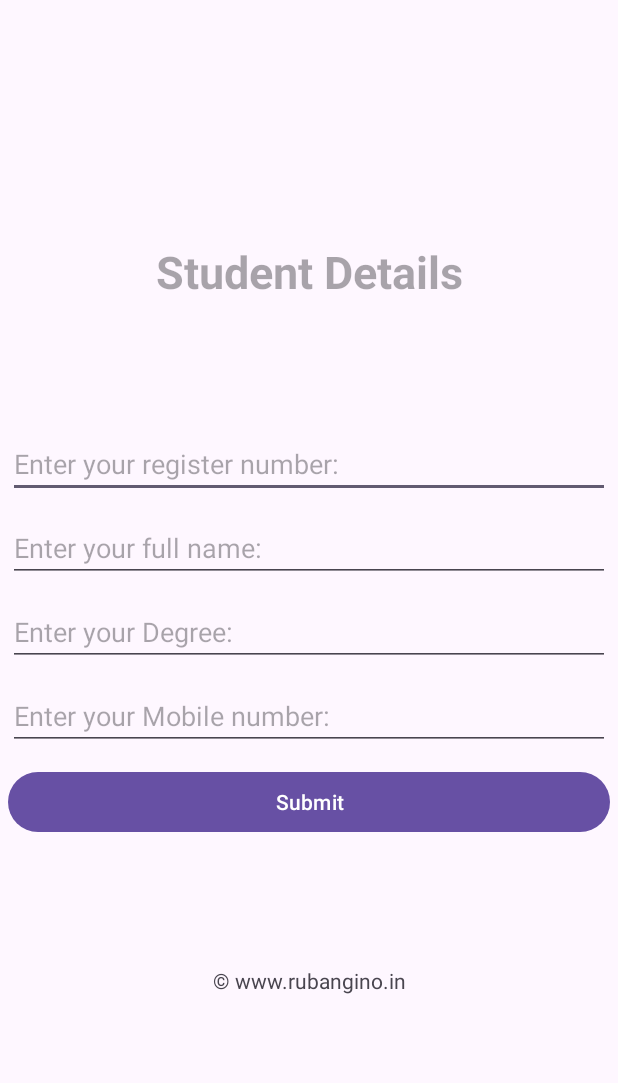
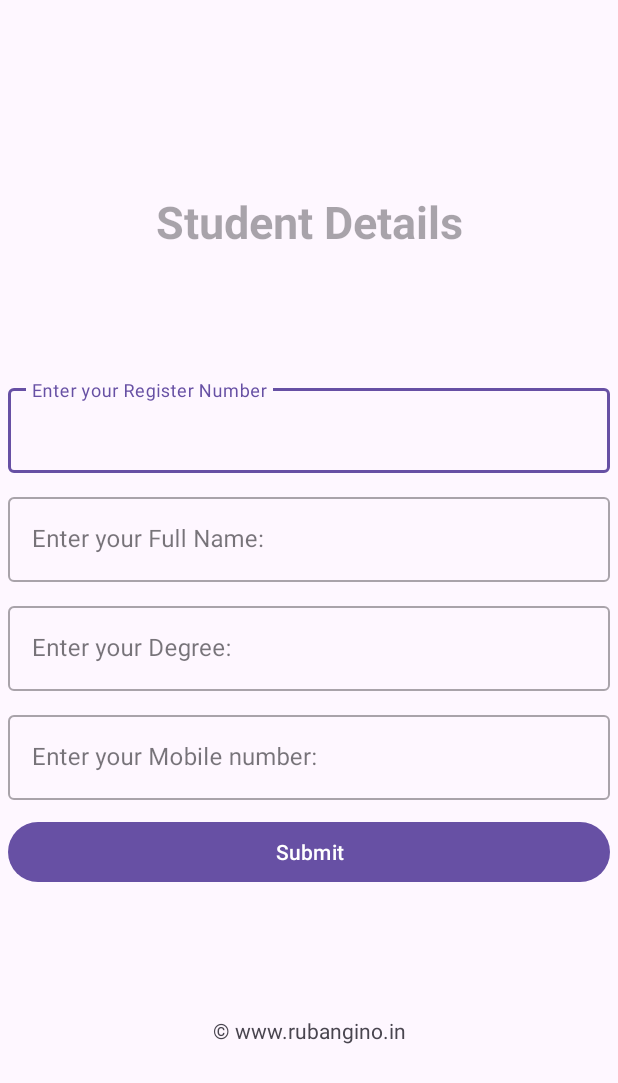
Before and after one commit to Ruban2205/mobile-application-development-android, an Android app: the screen it shows after launch (MainActivity), on a phone screen of 412 x 824 dp. Shown: the top 1083 px of the screen. Run offline under Robolectric (Android 15) with nearby library versions, the phone set to English and light mode, and no system bars.

Commit message:
ADD Material design UI in mainactivity

```diff
--- a/2_StudentDatawithIntent/app/build.gradle
+++ b/2_StudentDatawithIntent/app/build.gradle
@@ -32,6 +32,7 @@ dependencies {
 
     implementation 'androidx.appcompat:appcompat:1.6.1'
     implementation 'com.google.android.material:material:1.5.0'
+    implementation 'com.google.android.material:material:1.9.0'
     implementation 'androidx.constraintlayout:constraintlayout:2.1.4'
     testImplementation 'junit:junit:4.13.2'
     androidTestImplementation 'androidx.test.ext:junit:1.1.5'
--- a/2_StudentDatawithIntent/app/src/main/res/layout/activity_main.xml
+++ b/2_StudentDatawithIntent/app/src/main/res/layout/activity_main.xml
@@ -40,39 +40,70 @@
             android:gravity="center"
             >
 
-            <EditText
-                android:id="@+id/regno"
+            <com.google.android.material.textfield.TextInputLayout
                 android:layout_width="match_parent"
                 android:layout_height="wrap_content"
-                android:hint="Enter your register number: "
-                android:inputType="textCapCharacters"
                 android:layout_margin="5dp"
-                />
+                android:hint="Enter your Register Number"
+                style="@style/Widget.MaterialComponents.TextInputLayout.OutlinedBox">
 
-            <EditText
-                android:id="@+id/fullname"
+                <com.google.android.material.textfield.TextInputEditText
+                    android:layout_width="match_parent"
+                    android:id="@+id/regno"
+                    android:inputType="textCapCharacters"
+                    android:layout_height="wrap_content"
+                    />
+
+            </com.google.android.material.textfield.TextInputLayout>
+
+
+            <com.google.android.material.textfield.TextInputLayout
                 android:layout_width="match_parent"
                 android:layout_height="wrap_content"
-                android:hint="Enter your full name: "
+                android:hint="Enter your Full Name: "
                 android:layout_margin="5dp"
-                />
+                style="@style/Widget.MaterialComponents.TextInputLayout.OutlinedBox">
 
-            <EditText
-                android:id="@+id/degree"
+                <com.google.android.material.textfield.TextInputEditText
+                    android:layout_width="match_parent"
+                    android:id="@+id/fullname"
+                    android:layout_height="wrap_content"
+                    />
+
+            </com.google.android.material.textfield.TextInputLayout>
+
+
+            <com.google.android.material.textfield.TextInputLayout
                 android:layout_width="match_parent"
                 android:layout_height="wrap_content"
                 android:hint="Enter your Degree: "
                 android:layout_margin="5dp"
-                />
+                style="@style/Widget.MaterialComponents.TextInputLayout.OutlinedBox">
 
-            <EditText
-                android:id="@+id/ph_number"
+                <com.google.android.material.textfield.TextInputEditText
+                    android:layout_width="match_parent"
+                    android:id="@+id/degree"
+                    android:layout_height="wrap_content"
+                    />
+
+            </com.google.android.material.textfield.TextInputLayout>
+
+
+            <com.google.android.material.textfield.TextInputLayout
                 android:layout_width="match_parent"
                 android:layout_height="wrap_content"
                 android:hint="Enter your Mobile number: "
                 android:layout_margin="5dp"
-                android:inputType="number"
-                />
+                style="@style/Widget.MaterialComponents.TextInputLayout.OutlinedBox">
+
+                <com.google.android.material.textfield.TextInputEditText
+                    android:layout_width="match_parent"
+                    android:layout_height="wrap_content"
+                    android:id="@+id/ph_number"
+                    android:inputType="number"
+                    />
+
+            </com.google.android.material.textfield.TextInputLayout>
 
             <Button
                 android:id="@+id/submit_button"
```
